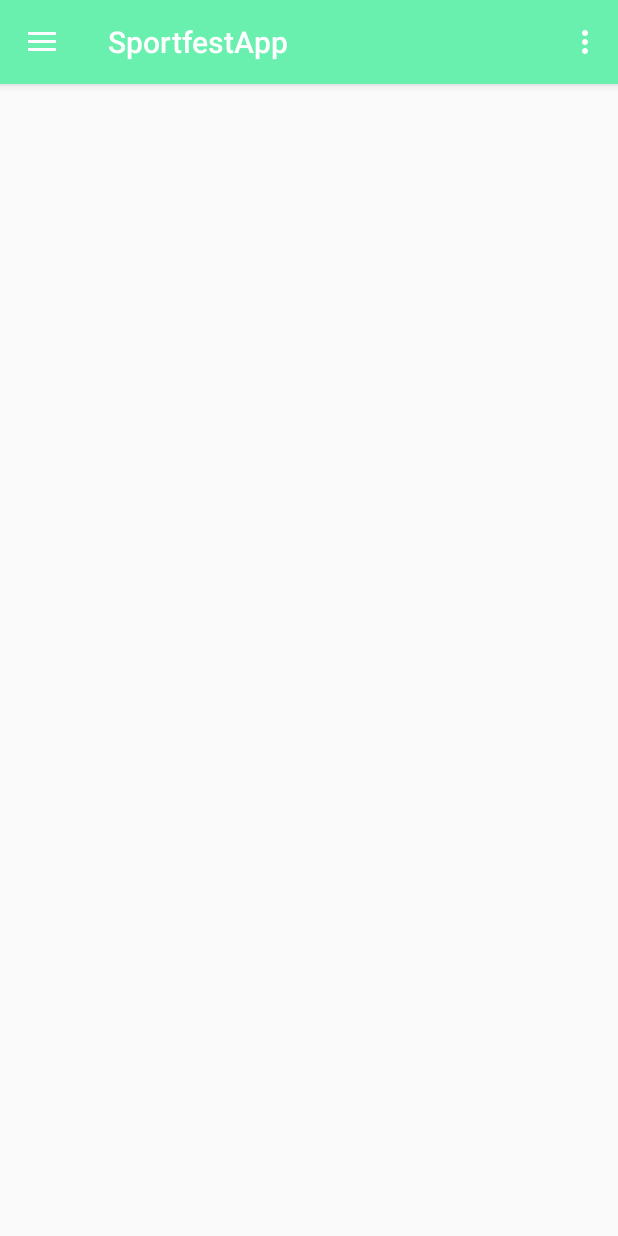
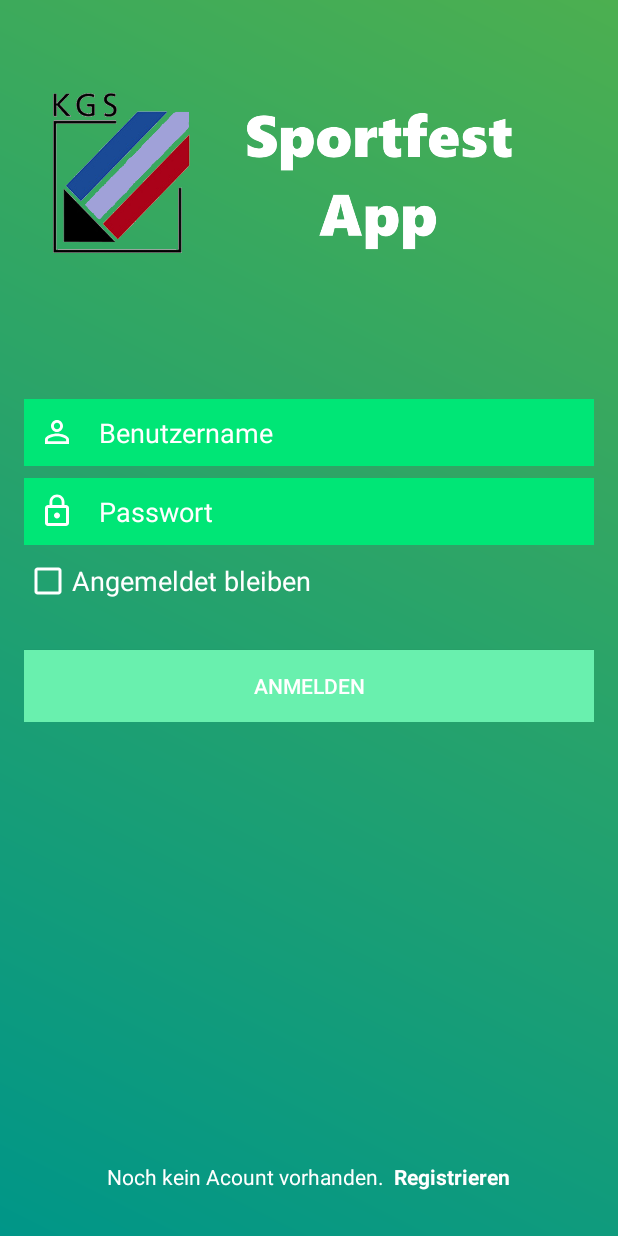
Before and after one commit to GlaesekerTom/sportfestapp-android, an Android app: the screen it shows after launch (MainActivity before the commit, LoginActivity after it), on a phone screen of 412 x 824 dp. Run offline under Robolectric (Android 15) with nearby library versions, the light colour scheme and no system bars.

Commit message:
LoginActivity hinzugefügt

```diff
--- /dev/null
+++ b/app/src/main/java/de/glaeseker_tom/sportfestapp/LoginActivity.java
@@ -0,0 +1,58 @@
+package de.glaeseker_tom.sportfestapp;
+
+import android.content.Intent;
+import android.os.AsyncTask;
+import android.support.v7.app.AppCompatActivity;
+import android.os.Bundle;
+import android.view.View;
+import android.widget.Button;
+import android.widget.EditText;
+import android.widget.TextView;
+import android.widget.Toast;
+
+import org.json.JSONException;
+import org.json.JSONObject;
+
+import java.io.BufferedReader;
+import java.io.IOException;
+import java.io.InputStream;
+import java.io.InputStreamReader;
+import java.io.UnsupportedEncodingException;
+import java.net.HttpURLConnection;
+import java.net.MalformedURLException;
+import java.net.ProtocolException;
+import java.net.URL;
+
+public class LoginActivity extends AppCompatActivity {
+
+    private EditText et_username, et_password;
+    private Button btn_login;
+    private TextView tv_register;
+    private String urlString = "http://192.168.20.30:80/sportfest/";
+
+    @Override
+    protected void onCreate(Bundle savedInstanceState) {
+        super.onCreate(savedInstanceState);
+        setContentView(R.layout.activity_login);
+
+        et_username = (EditText) findViewById(R.id.et_username);
+        et_password = (EditText) findViewById(R.id.et_password);
+        btn_login = (Button) findViewById(R.id.btn_login);
+        tv_register = (TextView) findViewById(R.id.tv_register);
+
+
+        btn_login.setOnClickListener(new View.OnClickListener() {
+            @Override
+            public void onClick(View view) {
+                login();
+            }
+        });
+    }
+
+    private void login() {
+        String username = et_username.getText().toString();
+        String password = et_password.getText().toString();
+        AccountHandler accountHandler = new AccountHandler(this);
+        accountHandler.execute(urlString,"login", username, password);
+    }
+}
--- /dev/null
+++ b/app/src/main/res/drawable/ic_lock_outline.xml
@@ -0,0 +1,9 @@
+<vector xmlns:android="http://schemas.android.com/apk/res/android"
+        android:width="24dp"
+        android:height="24dp"
+        android:viewportWidth="24.0"
+        android:viewportHeight="24.0">
+    <path
+        android:fillColor="#FF000000"
+        android:pathData="M12,17c1.1,0 2,-0.9 2,-2s-0.9,-2 -2,-2 -2,0.9 -2,2 0.9,2 2,2zM18,8h-1L17,6c0,-2.76 -2.24,-5 -5,-5S7,3.24 7,6v2L6,8c-1.1,0 -2,0.9 -2,2v10c0,1.1 0.9,2 2,2h12c1.1,0 2,-0.9 2,-2L20,10c0,-1.1 -0.9,-2 -2,-2zM8.9,6c0,-1.71 1.39,-3.1 3.1,-3.1s3.1,1.39 3.1,3.1v2L8.9,8L8.9,6zM18,20L6,20L6,10h12v10z"/>
+</vector>
--- /dev/null
+++ b/app/src/main/res/layout/activity_login.xml
@@ -0,0 +1,94 @@
+<?xml version="1.0" encoding="utf-8"?>
+<RelativeLayout xmlns:android="http://schemas.android.com/apk/res/android"
+    android:id="@+id/activity_login"
+    android:layout_width="match_parent"
+    android:layout_height="match_parent"
+    android:background="@drawable/login_background">
+
+    <LinearLayout
+        android:layout_width="match_parent"
+        android:layout_height="wrap_content"
+        android:orientation="vertical"
+        android:padding="16dp">
+
+        <ImageView
+            android:layout_width="350dp"
+            android:layout_height="200dp"
+            android:layout_gravity="center"
+            android:src="@drawable/kgssportfestlogo"
+            />
+
+        <EditText
+            android:layout_width="match_parent"
+            android:layout_height="wrap_content"
+            android:layout_marginTop="50dp"
+            android:background="#00e676"
+            android:drawableLeft="@drawable/ic_user"
+            android:drawablePadding="16dp"
+            android:drawableTint="@android:color/white"
+            android:hint="@string/login_et_username"
+            android:padding="10dp"
+            android:textColor="@android:color/white"
+            android:textColorHint="@android:color/white"
+            android:id="@+id/et_username"/>
+
+        <EditText
+            android:layout_width="match_parent"
+            android:layout_height="wrap_content"
+            android:layout_marginTop="8dp"
+            android:background="#00e676"
+            android:drawableLeft="@drawable/ic_lock_outline"
+            android:drawablePadding="16dp"
+            android:drawableTint="@android:color/white"
+            android:hint="@string/login_et_password"
+            android:padding="10dp"
+            android:textColor="@android:color/white"
+            android:textColorHint="@android:color/white"
+            android:id="@+id/et_password"
+            android:inputType="textPassword"/>
+
+        <CheckBox
+            android:layout_marginTop="8dp"
+            android:text="@string/login_cb_remember"
+            android:layout_width="match_parent"
+            android:layout_height="wrap_content"
+            android:id="@+id/cb_remember_me"
+            android:buttonTint="@android:color/white"
+            android:textColor="@android:color/white"
+            android:textSize="18dp"/>
+
+        <Button
+            android:layout_width="match_parent"
+            android:layout_height="wrap_content"
+            android:layout_marginTop="30dp"
+            android:background="#69f0ae"
+            android:text="@string/login_btn_login"
+            android:textColor="@android:color/white"
+            android:id="@+id/btn_login"/>
+
+    </LinearLayout>
+
+    <LinearLayout
+        android:layout_width="match_parent"
+        android:layout_height="wrap_content"
+        android:layout_alignParentBottom="true"
+        android:gravity="center"
+        android:layout_marginBottom="30dp">
+
+        <TextView
+            android:layout_width="wrap_content"
+            android:layout_height="wrap_content"
+            android:text="@string/login_tv_go_registration"
+            android:textColor="@android:color/white"
+            android:paddingRight="10px"/>
+
+        <TextView
+            android:layout_width="wrap_content"
+            android:layout_height="wrap_content"
+            android:text="@string/login_tv_go_registration_ac"
+            android:textColor="@android:color/white"
+            android:textStyle="bold"
+            android:id="@+id/tv_register" />
+    </LinearLayout>
+
+</RelativeLayout>
--- a/app/src/main/res/values/strings.xml
+++ b/app/src/main/res/values/strings.xml
@@ -1,11 +1,35 @@
 <resources>
-    <string name="app_name">SportfestApp</string>
+    <string name="app_name">KGS - Sportfest</string>
 
     <string name="navigation_drawer_open">Open navigation drawer</string>
     <string name="navigation_drawer_close">Close navigation drawer</string>
 
-    <string name="action_settings">Settings</string>
+    <string name="action_settings">Einstellungen</string>
 
-    <!-- TODO: Remove or change this placeholder text -->
-    <string name="hello_blank_fragment">Hello blank fragment</string>
+    <!--  ______________________LOGIN ACTIVITY_______________________
+      Strings für die Login-Maske
+      -->
+
+    <string name="login_et_username">Benutzername</string>
+    <string name="login_et_password">Passwort</string>
+    <string name="login_btn_login">Anmelden</string>
+    <string name="login_tv_go_registration">Noch kein Acount vorhanden.</string>
+    <string name="login_tv_go_registration_ac">Registrieren</string>
+    <string name="login_cb_remember">Angemeldet bleiben</string>
+
+
+    <!--  ______________________REGISTRATION ACTIVITY_________________
+    Strings für die Registrierung-Maske
+    -->
+
+    <string name="registration_tv_title">Registrierung</string>
+    <string name="registration_et_username">Benutzername</string>
+    <string name="registration_et_password">Passwort</string>
+    <string name="registration_et_password_repeat">Passwort wiederholen</string>
+    <string name="registration_et_token">Token</string>
+    <string name="registration_btn_register">Registrieren</string>
+    <string name="registration_tv_go_login">Es existiert bereits ein Acount?</string>
+    <string name="registration_tv_go_login_ac">Anmelden</string>
+
+
 </resources>
```
Also changed, not shown: app/src/main/AndroidManifest.xml (+6 -2 lines), app/src/main/java/de/glaeseker_tom/sportfestapp/AccountHandler.java (added, +92 -0 lines).
